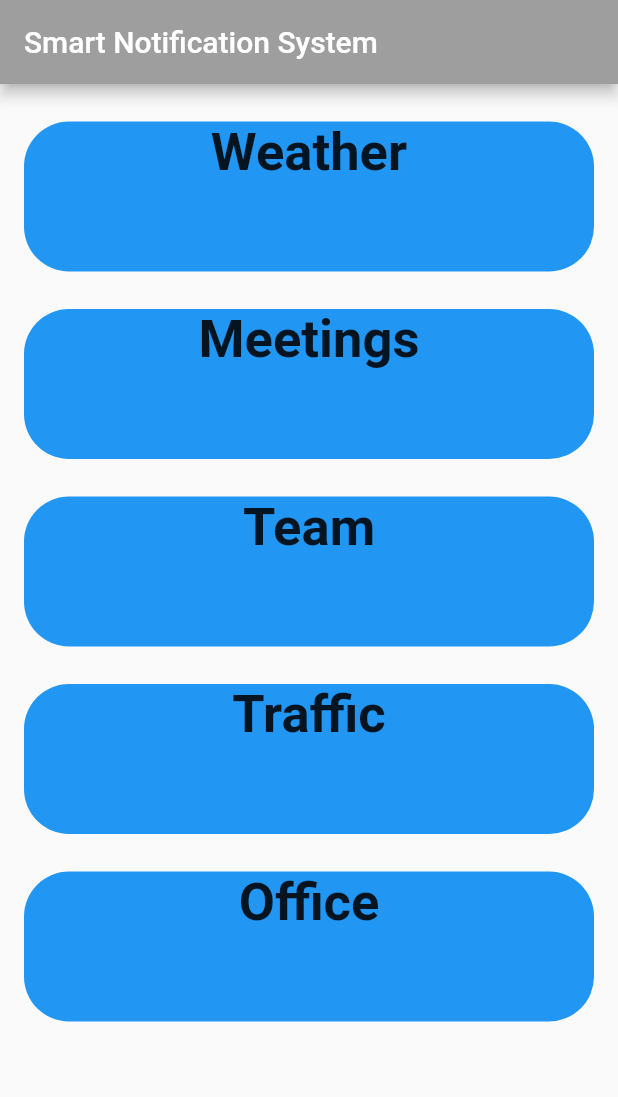
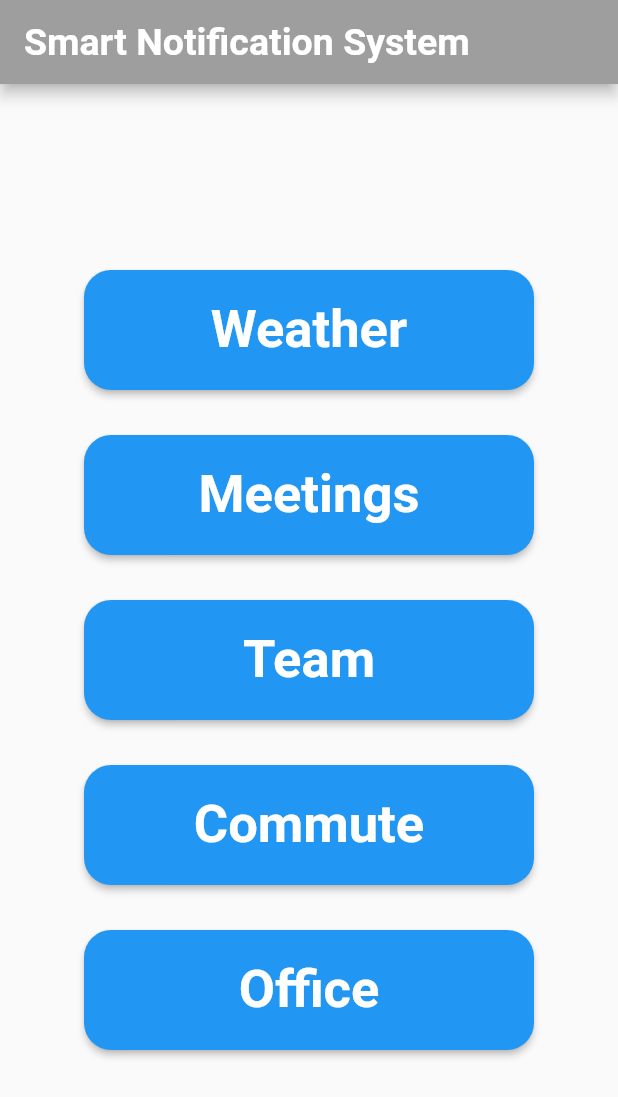
Before and after one commit to AnthonyValenti/Capstone_MobileApp, a Flutter app: the screen it shows after launch, on a phone screen of 412 x 824 dp. Shown: the top 1097 px of the screen. Run offline on Flutter 3.47's test engine with Material 2 defaults, Android fonts, the phone set to English and light mode, and no system bars.

Commit message:
added page routing

```diff
--- a/lib/main.dart
+++ b/lib/main.dart
@@ -1,5 +1,8 @@
-import 'dart:ui';
-
+import 'package:flutter_application_1/commutePage.dart';
+import 'package:flutter_application_1/meetingsPage.dart';
+import 'package:flutter_application_1/officePage.dart';
+import 'package:flutter_application_1/teamPage.dart';
+import 'package:flutter_application_1/weatherPage.dart';
 import 'package:flutter/material.dart';
 
 void main() {
@@ -14,114 +17,93 @@ class MyApp extends StatelessWidget {
     return MaterialApp(
         home: Scaffold(
       appBar: AppBar(
-            title: const Text('Smart Notification System'),
+        title: const Text('Smart Notification System',
+            style: TextStyle(
+                fontSize: 25,
+                fontWeight: FontWeight.bold,
+                color: Colors.white)),
         backgroundColor: Colors.grey,
       ),
-          body: Column(
-            // ignore: prefer_const_literals_to_create_immutables
-            children: [
-              const Center(
-                  child: Padding(
-                      padding: EdgeInsets.fromLTRB(0, 25, 0, 0),
-                      child: SizedBox(
-                          width: 380.0,
-                          height: 100.0,
-                          // ignore: unnecessary_const
-                          child: const DecoratedBox(
-                            decoration: BoxDecoration(
-                              color: Colors.blue,
-                              borderRadius:
-                                  BorderRadius.all(Radius.circular(30)),
+      body: const MyStatefulWidget(),
+    ));
+  }
+}
+
+class MyStatefulWidget extends StatefulWidget {
+  const MyStatefulWidget({super.key});
+
+  @override
+  State<MyStatefulWidget> createState() => _MyStatefulWidgetState();
+}
+
+class _MyStatefulWidgetState extends State<MyStatefulWidget> {
+  @override
+  Widget build(BuildContext context) {
+    final ButtonStyle style = ElevatedButton.styleFrom(
+        textStyle: const TextStyle(fontSize: 35, fontWeight: FontWeight.bold),
+        shape: RoundedRectangleBorder(borderRadius: BorderRadius.circular(18)),
+        fixedSize: const Size(300, 80));
+
+    return Center(
+      child: Column(
+        mainAxisSize: MainAxisSize.min,
+        children: <Widget>[
+          ElevatedButton(
+            style: style,
+            onPressed: () {
+              Navigator.push(
+                context,
+                MaterialPageRoute(builder: (context) => const WeatherPage()),
+              );
+            },
+            child: const Text('Weather'),
           ),
-                            child: Text(
-                              'Weather',
-                              style: TextStyle(
-                                  fontSize: 35, fontWeight: FontWeight.bold),
-                              textAlign: TextAlign.center,
+          const SizedBox(height: 30),
+          ElevatedButton(
+            style: style,
+            onPressed: () {
+              Navigator.push(
+                context,
+                MaterialPageRoute(builder: (context) => const MeetingsPage()),
+              );
+            },
+            child: const Text('Meetings'),
           ),
-                          )))),
-              const Center(
-                  child: Padding(
-                      padding: EdgeInsets.fromLTRB(0, 25, 0, 0),
-                      child: SizedBox(
-                          width: 380.0,
-                          height: 100.0,
-                          // ignore: unnecessary_const
-                          child: DecoratedBox(
-                            decoration: BoxDecoration(
-                              color: Colors.blue,
-                              borderRadius:
-                                  BorderRadius.all(Radius.circular(30)),
+          const SizedBox(height: 30),
+          ElevatedButton(
+            style: style,
+            onPressed: () {
+              Navigator.push(
+                context,
+                MaterialPageRoute(builder: (context) => const TeamPage()),
+              );
+            },
+            child: const Text('Team'),
           ),
-                            child: Text(
-                              'Meetings',
-                              style: TextStyle(
-                                  fontSize: 35, fontWeight: FontWeight.bold),
-                              textAlign: TextAlign.center,
+          const SizedBox(height: 30),
+          ElevatedButton(
+            style: style,
+            onPressed: () {
+              Navigator.push(
+                context,
+                MaterialPageRoute(builder: (context) => const CommutePage()),
+              );
+            },
+            child: const Text('Commute'),
           ),
-                          )))),
-              const Center(
-                  child: Padding(
-                      padding: EdgeInsets.fromLTRB(0, 25, 0, 0),
-                      child: SizedBox(
-                          width: 380.0,
-                          height: 100.0,
-                          // ignore: unnecessary_const
-                          child: DecoratedBox(
-                            decoration: BoxDecoration(
-                              color: Colors.blue,
-                              borderRadius:
-                                  BorderRadius.all(Radius.circular(30)),
+          const SizedBox(height: 30),
+          ElevatedButton(
+            style: style,
+            onPressed: () {
+              Navigator.push(
+                context,
+                MaterialPageRoute(builder: (context) => const OfficePage()),
+              );
+            },
+            child: const Text('Office'),
           ),
-                            child: Text(
-                              'Team',
-                              style: TextStyle(
-                                  fontSize: 35, fontWeight: FontWeight.bold),
-                              textAlign: TextAlign.center,
+        ],
       ),
-                          )))),
-              const Center(
-                  child: Padding(
-                      padding: EdgeInsets.fromLTRB(0, 25, 0, 0),
-                      child: SizedBox(
-                          width: 380.0,
-                          height: 100.0,
-                          // ignore: unnecessary_const
-                          child: DecoratedBox(
-                            decoration: BoxDecoration(
-                              color: Colors.blue,
-                              borderRadius:
-                                  BorderRadius.all(Radius.circular(30)),
-                            ),
-                            child: Text(
-                              'Traffic',
-                              style: TextStyle(
-                                  fontSize: 35, fontWeight: FontWeight.bold),
-                              textAlign: TextAlign.center,
-                            ),
-                          )))),
-              const Center(
-                  child: Padding(
-                      padding: EdgeInsets.fromLTRB(0, 25, 0, 0),
-                      child: SizedBox(
-                          width: 380.0,
-                          height: 100.0,
-                          // ignore: unnecessary_const
-                          child: DecoratedBox(
-                            decoration: BoxDecoration(
-                              color: Colors.blue,
-                              borderRadius:
-                                  BorderRadius.all(Radius.circular(30)),
-                            ),
-                            child: Text(
-                              'Office',
-                              style: TextStyle(
-                                  fontSize: 35, fontWeight: FontWeight.bold),
-                              textAlign: TextAlign.center,
-                            ),
-                          )))),
-            ],
-          )),
     );
   }
 }
```
Also changed, not shown: lib/commutePage.dart (added, +26 -0 lines), lib/meetingsPage.dart (added, +26 -0 lines), lib/officePage.dart (added, +26 -0 lines), lib/teamPage.dart (added, +26 -0 lines), lib/weatherPage.dart (added, +26 -0 lines). Lines whose indentation alone changed are shown as unchanged.
